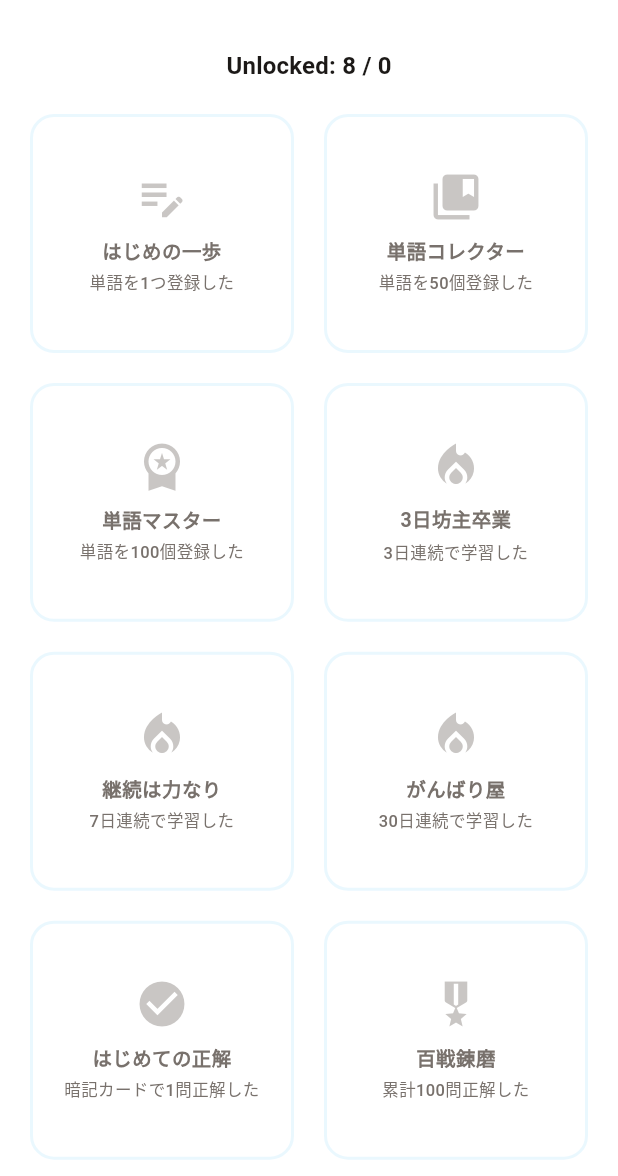
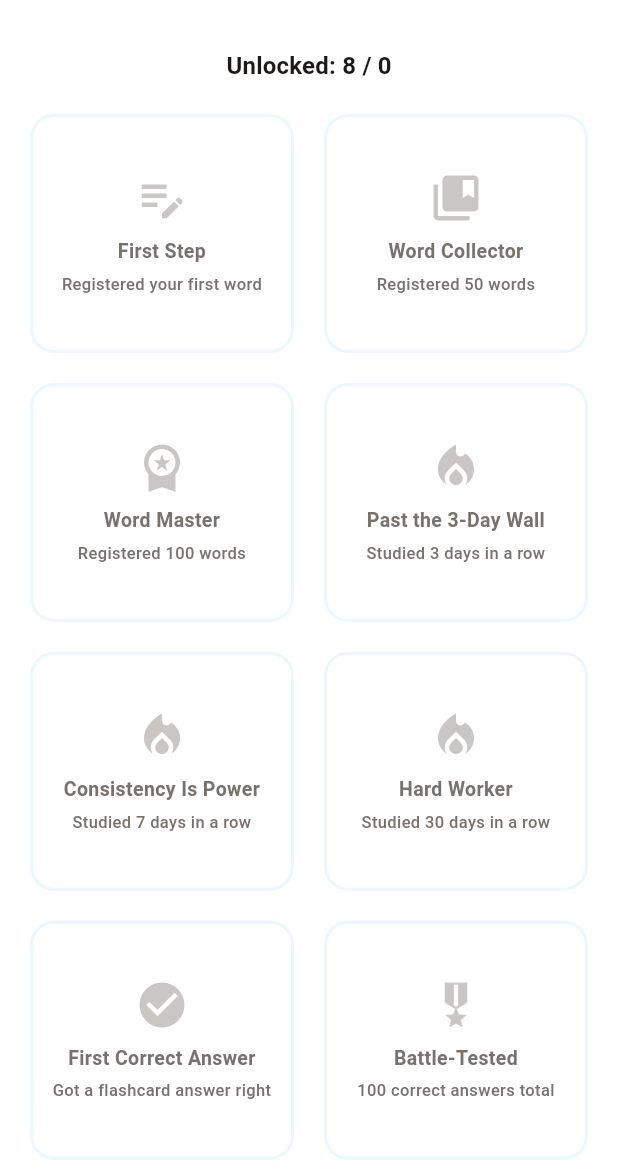
Before and after one commit to Dokya0513/Huetan, a Flutter app: the BadgesScreen screen opened directly, on a phone screen of 412 x 824 dp, the part 60-1236 px from its top. Run offline on Flutter 3.47's test engine with Material 3 defaults, Android fonts, the phone set to English and light mode, and no system bars; our stand-ins replace audioplayers, drift, file_picker, flutter_riverpod, flutter_svg, flutter_tts and 3 more; accounts and stored records are empty; generated files the repository leaves out were written again; Roboto replaces fonts that are missing (Zen Maru Gothic).

Commit message:
i18n: バッジ定義(タイトル・説明8件)をAppLocalizations化
badgeDefinitionsはBuildContextを持たないトップレベルのリストのため、
character_advice.dartと同じくtitle/descriptionをString Function(AppLocalizations)の
クロージャに変更し、badges_screen.dart / recent_badges_card.dartの表示側で解決する形にした。
これでi18nバッチ1〜5の対象範囲が完了。

```diff
--- a/lib/l10n/app_en.arb
+++ b/lib/l10n/app_en.arb
@@ -210,5 +210,22 @@
   "adviceCalActive3_1": "Even a little at a time, it's adding up!",
   "adviceCalActive3_2": "That's the spirit! Slow and steady wins it",
   "adviceCalDefault1": "Consistency is key. Let's start building it up again from today!",
-  "adviceCalDefault2": "One step at a time is fine, let's start again!"
+  "adviceCalDefault2": "One step at a time is fine, let's start again!",
+
+  "badgeFirstWordTitle": "First Step",
+  "badgeFirstWordDescription": "Registered your first word",
+  "badgeWord50Title": "Word Collector",
+  "badgeWord50Description": "Registered 50 words",
+  "badgeWord100Title": "Word Master",
+  "badgeWord100Description": "Registered 100 words",
+  "badgeStreak3Title": "Past the 3-Day Wall",
+  "badgeStreak3Description": "Studied 3 days in a row",
+  "badgeStreak7Title": "Consistency Is Power",
+  "badgeStreak7Description": "Studied 7 days in a row",
+  "badgeStreak30Title": "Hard Worker",
+  "badgeStreak30Description": "Studied 30 days in a row",
+  "badgeCorrect1Title": "First Correct Answer",
+  "badgeCorrect1Description": "Got a flashcard answer right",
+  "badgeCorrect100Title": "Battle-Tested",
+  "badgeCorrect100Description": "100 correct answers total"
 }
--- a/lib/repositories/stats_repository.dart
+++ b/lib/repositories/stats_repository.dart
@@ -1,6 +1,7 @@
 import 'package:flutter/material.dart';
 
 import '../data/database.dart';
+import '../l10n/app_localizations.dart';
 
 const int xpPerCorrectAnswer = 10;
 const int xpPerLevel = 100;
@@ -39,10 +40,13 @@ class StatsSnapshot {
   });
 }
 
+/// [title]/[description] are closures rather than resolved [String]s because
+/// [badgeDefinitions] is a top-level list built with no [BuildContext]
+/// access — resolution happens wherever a badge is displayed instead.
 class BadgeDef {
   final String id;
-  final String title;
-  final String description;
+  final String Function(AppLocalizations l10n) title;
+  final String Function(AppLocalizations l10n) description;
   final IconData icon;
   final bool Function(StatsSnapshot) isUnlocked;
   const BadgeDef({
@@ -63,57 +67,57 @@ class BadgeProgress {
 final List<BadgeDef> badgeDefinitions = [
   BadgeDef(
     id: 'first_word',
-    title: 'はじめの一歩',
-    description: '単語を1つ登録した',
+    title: (l10n) => l10n.badgeFirstWordTitle,
+    description: (l10n) => l10n.badgeFirstWordDescription,
     icon: Icons.edit_note,
     isUnlocked: (s) => s.wordCount >= 1,
   ),
   BadgeDef(
     id: 'word_50',
-    title: '単語コレクター',
-    description: '単語を50個登録した',
+    title: (l10n) => l10n.badgeWord50Title,
+    description: (l10n) => l10n.badgeWord50Description,
     icon: Icons.collections_bookmark,
     isUnlocked: (s) => s.wordCount >= 50,
   ),
   BadgeDef(
     id: 'word_100',
-    title: '単語マスター',
-    description: '単語を100個登録した',
+    title: (l10n) => l10n.badgeWord100Title,
+    description: (l10n) => l10n.badgeWord100Description,
     icon: Icons.workspace_premium,
     isUnlocked: (s) => s.wordCount >= 100,
   ),
   BadgeDef(
     id: 'streak_3',
-    title: '3日坊主卒業',
-    description: '3日連続で学習した',
+    title: (l10n) => l10n.badgeStreak3Title,
+    description: (l10n) => l10n.badgeStreak3Description,
     icon: Icons.local_fire_department,
     isUnlocked: (s) => s.streak >= 3,
   ),
   BadgeDef(
     id: 'streak_7',
-    title: '継続は力なり',
-    description: '7日連続で学習した',
+    title: (l10n) => l10n.badgeStreak7Title,
+    description: (l10n) => l10n.badgeStreak7Description,
     icon: Icons.local_fire_department,
     isUnlocked: (s) => s.streak >= 7,
   ),
   BadgeDef(
     id: 'streak_30',
-    title: 'がんばり屋',
-    description: '30日連続で学習した',
+    title: (l10n) => l10n.badgeStreak30Title,
+    description: (l10n) => l10n.badgeStreak30Description,
     icon: Icons.local_fire_department,
     isUnlocked: (s) => s.streak >= 30,
   ),
   BadgeDef(
     id: 'correct_1',
-    title: 'はじめての正解',
-    description: '暗記カードで1問正解した',
+    title: (l10n) => l10n.badgeCorrect1Title,
+    description: (l10n) => l10n.badgeCorrect1Description,
     icon: Icons.check_circle,
     isUnlocked: (s) => s.correctCount >= 1,
   ),
   BadgeDef(
     id: 'correct_100',
-    title: '百戦錬磨',
-    description: '累計100問正解した',
+    title: (l10n) => l10n.badgeCorrect100Title,
+    description: (l10n) => l10n.badgeCorrect100Description,
     icon: Icons.military_tech,
     isUnlocked: (s) => s.correctCount >= 100,
   ),
--- a/lib/screens/badges_screen.dart
+++ b/lib/screens/badges_screen.dart
@@ -67,7 +67,7 @@ class BadgesScreen extends ConsumerWidget {
                         ),
                         const SizedBox(height: 8),
                         Text(
-                          badge.title,
+                          badge.title(l10n),
                           textAlign: TextAlign.center,
                           style: TextStyle(
                             fontFamily: 'Zen Maru Gothic',
@@ -80,7 +80,7 @@ class BadgesScreen extends ConsumerWidget {
                         ),
                         const SizedBox(height: 4),
                         Text(
-                          badge.description,
+                          badge.description(l10n),
                           textAlign: TextAlign.center,
                           style: TextStyle(
                             fontSize: 11,
--- a/lib/widgets/recent_badges_card.dart
+++ b/lib/widgets/recent_badges_card.dart
@@ -65,7 +65,7 @@ class RecentBadgesCard extends ConsumerWidget {
                       ),
                       const SizedBox(height: 4),
                       Text(
-                        progress.badge.title,
+                        progress.badge.title(l10n),
                         style: TextStyle(
                           fontSize: 11,
                           color: colors.textSecondary,
```
Also changed, not shown: lib/l10n/app_ja.arb (+18 -1 lines).
